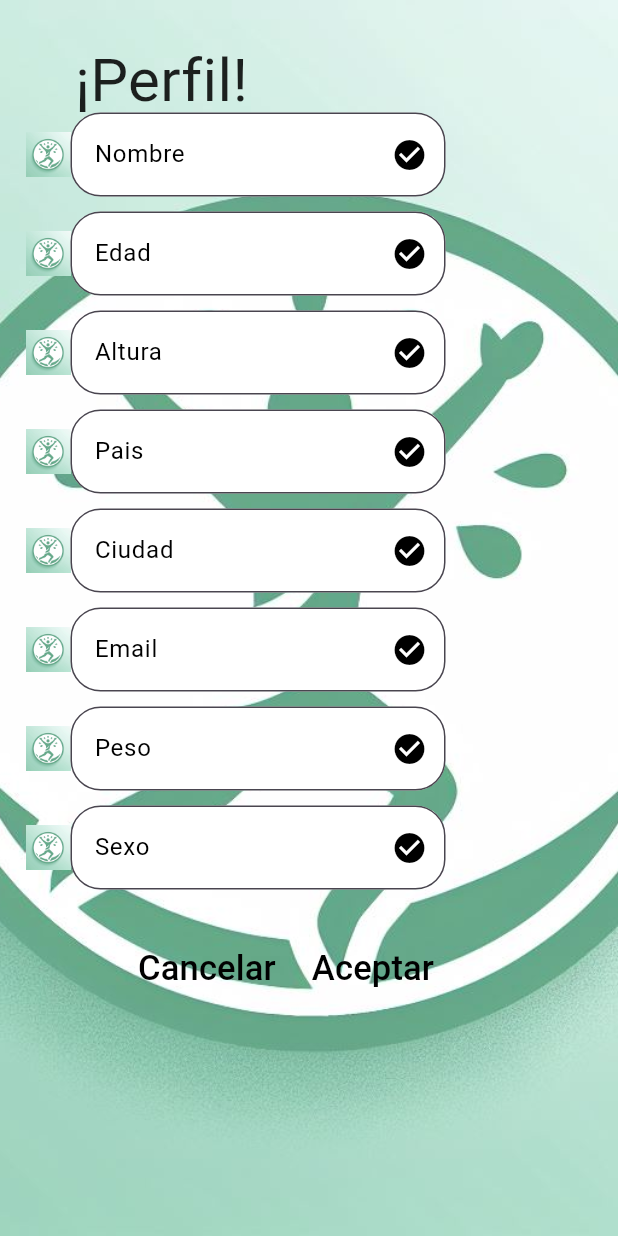
After one commit to edlopez0/ProyectoFinalDam, a Flutter app: the PerfilUsuario screen opened by its route, after a tap on "Aceptar", on a phone screen of 412 x 824 dp. The commit adds this screen. Run offline on Flutter 3.47's test engine with Material 3 defaults, Android fonts, the phone set to English and light mode, and no system bars; our stand-ins replace cloud_firestore, firebase_auth, firebase_core, image_picker; accounts and stored records are empty; Roboto replaces fonts that are missing (birthdayDay).

Commit message:
Proyecto final curso Aplicacion

```diff
--- a/lib/Custom/Drawer/DBDraweFiveButtons.dart
+++ b/lib/Custom/Drawer/DBDraweFiveButtons.dart
@@ -31,7 +31,7 @@ class DBDrawerFiveButtons extends StatelessWidget {
           Padding(padding: EdgeInsets.only(bottom: 100)),
           Column(
             children: [
-              botonesDrawer(Icons.account_box, "Mi cuenta", bClickUsuario, Colors.yellowAccent),
+              botonesDrawer(Icons.account_box, "Mi cuenta", bClickUsuario, Colors.black87),
               botonesDrawer(Icons.add_a_photo_rounded, "Añadir foto", bClickFoto, Colors.blue),
               botonesDrawer(Icons.settings, "Configuración", bClickSettings, Colors.green),
               botonesDrawer(Icons.help_outline, "Ayuda", bClickHelp, Colors.orange),
--- /dev/null
+++ b/lib/Custom/TextField/DBTextFielsBasic.dart
@@ -0,0 +1,56 @@
+import 'package:flutter/material.dart';
+
+class DBTextFieldBasic extends StatelessWidget {
+  // Variables
+  final String sHint;
+  final TextEditingController tecUsuario;
+  final bool blIsPassword;
+  final double dPaddingV;
+  final double dPaddingH;
+  final Color fillColor;
+  final TextStyle hintStyle;
+  final Widget? suffixIcon;
+
+  // Constructor con parámetros
+  DBTextFieldBasic({
+    Key? key,
+    required this.tecUsuario,
+    required this.sHint,
+    this.blIsPassword = false,
+    this.dPaddingH = 5.0,
+    this.dPaddingV = 5.0,
+    this.fillColor = Colors.white, // Valor predeterminado modificado aquí
+    this.hintStyle = const TextStyle(color: Colors.black), // Valor predeterminado modificado aquí
+    this.suffixIcon = const Icon(Icons.check_circle, color: Colors.black), // Valor predeterminado modificado aquí
+  }) : super(key: key);
+
+  @override
+  Widget build(BuildContext context) {
+    return Padding(
+      padding: EdgeInsets.symmetric(vertical: dPaddingV, horizontal: dPaddingH),
+      child: Row(
+        children: [
+          Image.asset("resources/images/fondoLogin.jpeg", width: 30, height: 30),
+          Flexible(
+            child: TextFormField(
+              controller: tecUsuario,
+              decoration: InputDecoration(
+                border: OutlineInputBorder(
+                  borderRadius: BorderRadius.circular(20.0),
+                  borderSide: BorderSide(width: 1),
+
+                ),
+                hintText: sHint,
+                filled: true,
+                fillColor: fillColor,
+                hintStyle: hintStyle,
+                suffixIcon: suffixIcon,
+              ),
+              obscureText: blIsPassword,
+            ),
+          ),
+        ],
+      ),
+    );
+  }
+}
--- a/lib/FirestoreObjects/FbUsuario.dart
+++ b/lib/FirestoreObjects/FbUsuario.dart
@@ -5,6 +5,14 @@ class FbUsuario{
   final int edad;
   final double altura;
   final String pais;
+  final String sexo;
+  final String peso;
+  final String email;
+  final String telefono;
+  final String direccion;
+  final String ciudad;
+  final String fotoPerfil;
+
 
   //creacion de  constructor o el late
   FbUsuario({
@@ -12,6 +20,14 @@ required this.nombre,
     required this.edad,
     required this.altura,
     required this.pais,
+    required this.sexo,
+    required this.peso,
+    required this.email,
+    required this.telefono,
+    required this.direccion,
+    required this.ciudad,
+    required this.fotoPerfil,
+
   });
 
   //metodo de firestore los ejecuta  (hace  el get )
@@ -26,6 +42,14 @@ required this.edad,
       edad: data?['edad'] !=null? data!['edad']:0,
       altura: data?['altura'] != null? data!['altura']:0,
       pais: data?['pais']!=null? data!['pais']:"sin asignar",
+      sexo: data?['sexo']!=null? data!['sexo']:"sin asignar",
+      peso: data?['peso']!=null? data!['peso']:"sin asignar",
+      email: data?['email']!=null? data!['email']:"sin asignar",
+      telefono: data?['telefono']!=null? data!['telefono']:"sin asignar",
+      direccion: data?['direccion']!=null? data!['direccion']:"sin asignar",
+      ciudad: data?['ciudad']!=null? data!['ciudad']:"sin asignar",
+      fotoPerfil: data?['fotoPerfil']!=null? data!['fotoPerfil']:'assets/images/fotoPerfilPorDefecto.png',
+
     );
   }
 
@@ -36,6 +60,14 @@ required this.edad,
       if (edad != null) "edad": edad,
       if (altura != null) "altura": altura,
       if(pais!=null) "pais":pais,
+      if(sexo!=null) "sexo":sexo,
+      if(peso!=null) "peso":peso,
+      if(email!=null) "email":email,
+      if(telefono!=null) "telefono":telefono,
+      if(direccion!=null) "direccion":direccion,
+      if(ciudad!=null) "ciudad":ciudad,
+      if(fotoPerfil!=null) "fotoPerfil":fotoPerfil,
+
     };
   }
 }
--- /dev/null
+++ b/lib/FirestoreObjects/PerfilUsuario.dart
@@ -0,0 +1,130 @@
+import 'package:cloud_firestore/cloud_firestore.dart';
+import 'package:firebase_auth/firebase_auth.dart';
+import 'package:flutter/material.dart';
+import '../Custom/SCAppBar.dart';
+import '../Custom/SCText.dart';
+import '../Custom/SCTextField.dart';
+import '../Custom/TextField/DBTextFielsBasic.dart';
+import 'FbUsuario.dart';
+
+class PerfilUsuario extends StatelessWidget {
+  late BuildContext _context;
+  TextEditingController tecNombre = TextEditingController();
+  TextEditingController tecEdad = TextEditingController();
+  TextEditingController tecAltura = TextEditingController();
+  TextEditingController tecPais = TextEditingController();
+  TextEditingController tecCiudad = TextEditingController();
+  TextEditingController tecDireccion = TextEditingController();
+  TextEditingController tecEmail = TextEditingController();
+  TextEditingController tecFotoPerfil = TextEditingController();
+  TextEditingController tecPeso = TextEditingController();
+  TextEditingController tecSexo = TextEditingController();
+  TextEditingController tecTelefono = TextEditingController();
+
+  FirebaseFirestore db = FirebaseFirestore.instance;
+
+  void botonAceptar() async {
+    // Creación de objeto FbUsuario con los datos ingresados y valores predeterminados para los campos no proporcionados por este formulario
+    FbUsuario usuario = FbUsuario(
+        nombre: tecNombre.text,
+        edad: int.parse(tecEdad.text),
+        altura: double.parse(tecAltura.text),
+        pais: tecPais.text,
+        ciudad: tecCiudad.text,
+        direccion: tecDireccion.text,
+        email: tecEmail.text,
+        fotoPerfil: tecFotoPerfil.text,
+        peso: tecPeso.text,
+        sexo: tecSexo.text,
+        telefono: tecTelefono.text
+
+    );
+
+    // Obtiene el ID del usuario actual para vincular los datos del perfil
+    String uidUsuario = FirebaseAuth.instance.currentUser!.uid;
+
+    // Guarda los datos del usuario en Firestore bajo la colección "Usuarios" con el ID del usuario actual
+    await db.collection("Usuarios").doc(uidUsuario).set(usuario.toFirestore());
+
+    // Navega al view 'homeview' tras guardar los datos
+    Navigator.of(_context).pushNamed('/homeview');
+  }
+
+  void botonCancelar() {
+    // Navega al view 'loginview'
+    Navigator.of(_context).pushNamed('/loginview');
+  }
+
+  @override
+  Widget build(BuildContext context) {
+    _context = context;
+    return Scaffold(
+
+      body: Stack(
+        children: [
+          // Fondo de pantalla
+          Image.asset(
+            "resources/images/fondoLogin.jpeg",
+            fit: BoxFit.cover,
+            height: double.infinity,
+            width: double.infinity,
+          ),
+          // Posición del título
+          const Positioned(
+            top: 25,
+            left: 50,
+            child: Text(
+              '¡Perfil!',
+              style: TextStyle(
+                  fontSize: 40,
+                  fontFamily: AutofillHints.birthdayDay,
+                  color: Colors.black87
+              ),
+            ),
+          ),
+          // Entrada de datos
+          Positioned(
+            top: 70,
+            left: 12,
+            child: Container(
+              width: 290,
+              child: Column(
+                children: [
+                  DBTextFieldBasic(tecUsuario: tecNombre, sHint: "Nombre"),
+                  DBTextFieldBasic(tecUsuario: tecEdad, sHint: "Edad"),
+                  DBTextFieldBasic(tecUsuario: tecAltura, sHint: "Altura"),
+                  DBTextFieldBasic(tecUsuario: tecPais, sHint: "Pais"),
+                  DBTextFieldBasic(tecUsuario: tecCiudad, sHint: "Ciudad"),
+                  DBTextFieldBasic(tecUsuario: tecEmail, sHint: "Email"),
+                  DBTextFieldBasic(tecUsuario: tecPeso, sHint: "Peso"),
+                  DBTextFieldBasic(tecUsuario: tecSexo, sHint: "Sexo"),
+
+
+
+                ],
+              ),
+            ),
+          ),
+          // Botones de acción
+          Positioned(
+            top: 620,
+            left: 80,
+            child: Row(
+              mainAxisAlignment: MainAxisAlignment.center,
+              children: [
+                TextButton(
+                  onPressed: botonCancelar,
+                  child: SCText(sTexto: "Cancelar"),
+                ),
+                TextButton(
+                  onPressed: botonAceptar,
+                  child: SCText(sTexto: "Aceptar"),
+                ),
+              ],
+            ),
+          ),
+        ],
+      ),
+    );
+  }
+}
--- a/lib/LivePlan.dart
+++ b/lib/LivePlan.dart
@@ -1,8 +1,10 @@
 import 'package:flutter/foundation.dart';
 import 'package:flutter/material.dart';
 import 'package:proyecto_final/Main/HomeView.dart';
+import 'package:proyecto_final/Main/SubirImagen.dart';
 import 'package:proyecto_final/Main/Temporizador.dart';
 
+import 'FirestoreObjects/PerfilUsuario.dart';
 import 'Main/PlanificacionSemanal.dart';
 import 'Main/Pomodoro.dart';
 import 'OnBoarding/LoginView.dart';
@@ -40,7 +42,8 @@ class LivePlan extends StatelessWidget {
           '/pomodoro': (context) =>HomeScreen(),
           '/temporizador': (context) => Temporizador(),
           '/tareas' : (context) => PlanificacionSemanal(),
-
+          '/subirfoto': (context) => SubirImagen(),
+          '/perfil': (context) => PerfilUsuario(),
 
           /*              CustomContainer(color: Colors.red, text: 'SALUD', route: '/salud'),
                 CustomContainer(color: Colors.blue, text: 'TAREAS DIARIAS', route: '/tareas'),
--- a/lib/Main/HomeView.dart
+++ b/lib/Main/HomeView.dart
@@ -44,7 +44,7 @@ class HomeView extends StatelessWidget {
                 CustomContainer(color: Colors.green, text: 'POMODORO', route: '/pomodoro'),
                 CustomContainer(color: Colors.orange, text: 'CALCULAR ÍNDICE', route: '/indice'),
                 CustomContainer(color: Colors.purple, text: 'FRASE', route: '/frase'),
-                CustomContainer(color: Colors.yellow, text: 'OTRO', route: '/otro'),
+                CustomContainer(color: Colors.cyan, text: 'OTRO', route: '/perfil'),
               ],
             ),
           ),
@@ -59,14 +59,13 @@ class HomeView extends StatelessWidget {
       ),
        drawer: DBDrawerFiveButtons(
           bClickClose: (){
-            Navigator.pop(context);
+            Navigator.popAndPushNamed(context, '/subirfoto');
           },
           bClickUsuario: () {
             Navigator.pop(context);
           },
           bClickFoto: () {
-            Navigator.pop(context);
-          },
+            Navigator.popAndPushNamed(context, '/subirfoto');          },
           bClickSettings: () {
             Navigator.pop(context);
           },
--- /dev/null
+++ b/lib/Main/SubirImagen.dart
@@ -0,0 +1,46 @@
+
+import 'dart:io';
+import 'package:flutter/material.dart';
+import 'package:image_picker/image_picker.dart';
+
+class SubirImagen extends StatefulWidget {
+  @override
+  _UploadImageFormState createState() => _UploadImageFormState();
+}
+
+class _UploadImageFormState extends State<SubirImagen> {
+  File? _image;
+
+  // Método para seleccionar una imagen
+  Future<void> _pickImage() async {
+    final pickedFile = await ImagePicker().pickImage(source: ImageSource.gallery);
+
+    if (pickedFile != null) {
+      setState(() {
+        _image = File(pickedFile.path);
+      });
+    }
+  }
+
+  @override
+  Widget build(BuildContext context) {
+    return Scaffold(
+      appBar: AppBar(
+        title: Text('Subir Imagen'),
+      ),
+      body: Column(
+        children: [
+          if (_image != null)
+            Image.file(_image!)
+          else
+            Text("No hay imagen seleccionada"),
+          ElevatedButton(
+            onPressed: _pickImage,
+            child: Text('Seleccionar Imagen'),
+          ),
+          // Aquí puedes añadir el resto de tu formulario
+        ],
+      ),
+    );
+  }
+}
--- a/pubspec.yaml
+++ b/pubspec.yaml
@@ -18,6 +18,7 @@ dependencies:
   firebase_auth: ^4.10.0
   cloud_firestore: ^4.9.3
   cupertino_icons: ^1.0.2
+  image_picker: ^1.0.7
 
 
 
```
Also changed, not shown: pubspec.lock. Lines whose indentation alone changed are shown as unchanged.
